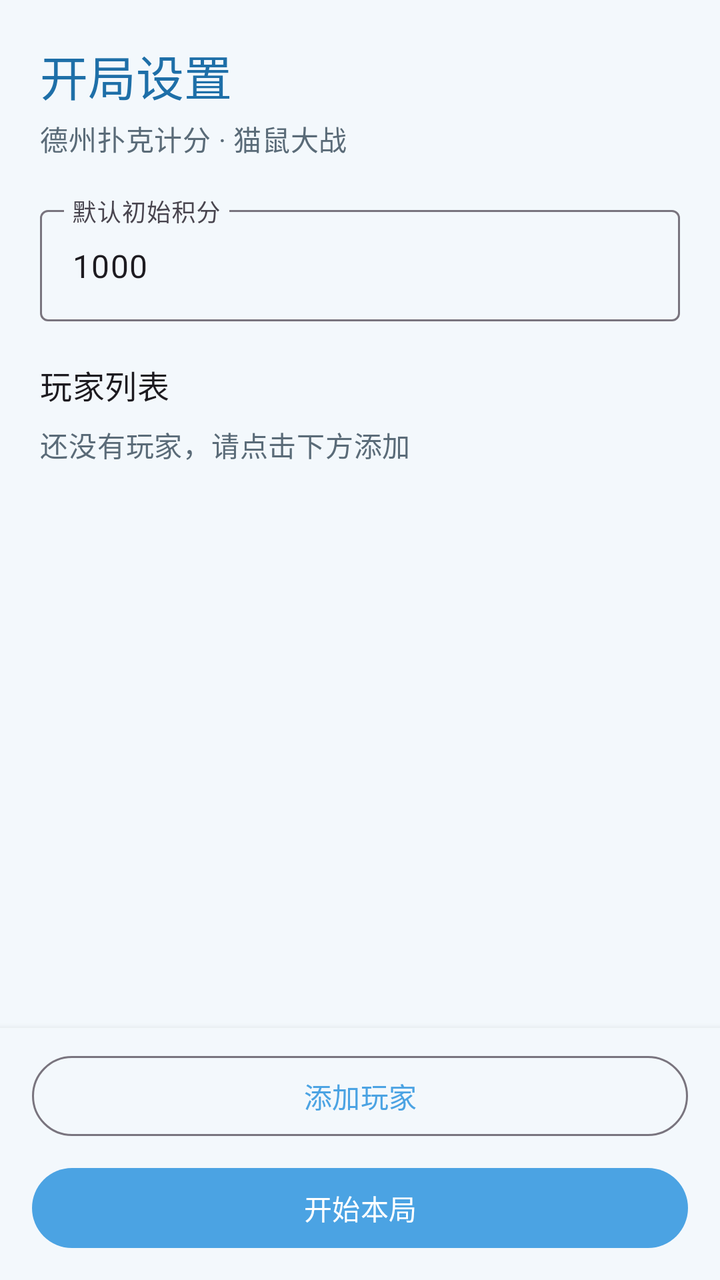
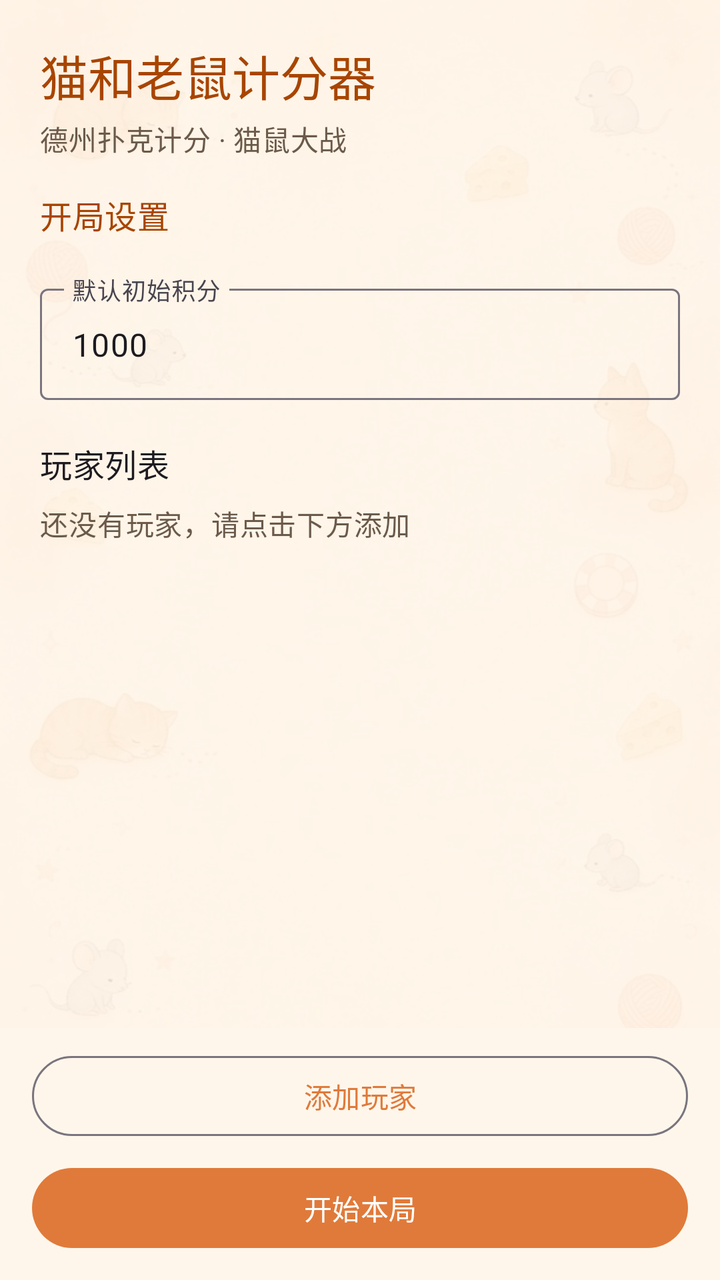

Compare the two renders of this Android layout. The source of the first and the diff that turns it into the second are given below.
<!-- AndroidManifest.xml: application theme Theme.ChipTrack -->
<!-- res/layout/fragment_setup.xml -->
<?xml version="1.0" encoding="utf-8"?>
<androidx.constraintlayout.widget.ConstraintLayout xmlns:android="http://schemas.android.com/apk/res/android"
    xmlns:app="http://schemas.android.com/apk/res-auto"
    android:layout_width="match_parent"
    android:layout_height="match_parent"
    android:background="@color/surface">

    <androidx.core.widget.NestedScrollView
        android:id="@+id/setupScroll"
        android:layout_width="0dp"
        android:layout_height="0dp"
        android:clipToPadding="false"
        android:fillViewport="true"
        android:paddingBottom="8dp"
        app:layout_constraintBottom_toTopOf="@id/bottomActions"
        app:layout_constraintEnd_toEndOf="parent"
        app:layout_constraintStart_toStartOf="parent"
        app:layout_constraintTop_toTopOf="parent">

        <LinearLayout
            android:layout_width="match_parent"
            android:layout_height="wrap_content"
            android:orientation="vertical"
            android:paddingHorizontal="20dp"
            android:paddingTop="20dp"
            android:paddingBottom="12dp">

            <TextView
                android:layout_width="match_parent"
                android:layout_height="wrap_content"
                android:text="@string/setup_title"
                android:textAppearance="?attr/textAppearanceHeadlineSmall"
                android:textColor="@color/sky_blue_deep" />

            <TextView
                android:layout_width="match_parent"
                android:layout_height="wrap_content"
                android:layout_marginTop="4dp"
                android:text="@string/app_subtitle"
                android:textAppearance="?attr/textAppearanceBodyMedium"
                android:textColor="@color/text_secondary" />

            <com.google.android.material.textfield.TextInputLayout
                android:id="@+id/buyInLayout"
                style="@style/Widget.Material3.TextInputLayout.OutlinedBox"
                android:layout_width="match_parent"
                android:layout_height="wrap_content"
                android:layout_marginTop="20dp"
                android:hint="@string/label_default_buy_in">

                <com.google.android.material.textfield.TextInputEditText
                    android:id="@+id/buyInInput"
                    android:layout_width="match_parent"
                    android:layout_height="wrap_content"
                    android:inputType="number"
                    android:text="1000" />
            </com.google.android.material.textfield.TextInputLayout>

            <TextView
                android:layout_width="match_parent"
                android:layout_height="wrap_content"
                android:layout_marginTop="20dp"
                android:text="@string/label_player_names"
                android:textAppearance="?attr/textAppearanceTitleMedium" />

            <TextView
                android:id="@+id/emptyHint"
                android:layout_width="match_parent"
                android:layout_height="wrap_content"
                android:layout_marginTop="8dp"
                android:text="@string/setup_empty_hint"
                android:textAppearance="?attr/textAppearanceBodyMedium"
                android:textColor="@color/text_secondary" />

            <LinearLayout
                android:id="@+id/playerNamesContainer"
                android:layout_width="match_parent"
                android:layout_height="wrap_content"
                android:orientation="vertical" />
        </LinearLayout>
    </androidx.core.widget.NestedScrollView>

    <LinearLayout
        android:id="@+id/bottomActions"
        android:layout_width="0dp"
        android:layout_height="wrap_content"
        android:background="@color/surface"
        android:elevation="6dp"
        android:orientation="vertical"
        android:paddingHorizontal="16dp"
        android:paddingTop="10dp"
        android:paddingBottom="12dp"
        app:layout_constraintBottom_toBottomOf="parent"
        app:layout_constraintEnd_toEndOf="parent"
        app:layout_constraintStart_toStartOf="parent">

        <com.google.android.material.button.MaterialButton
            android:id="@+id/addPlayerButton"
            style="@style/Widget.Material3.Button.OutlinedButton"
            android:layout_width="match_parent"
            android:layout_height="wrap_content"
            android:text="@string/action_add_setup_player" />

        <com.google.android.material.button.MaterialButton
            android:id="@+id/startButton"
            android:layout_width="match_parent"
            android:layout_height="wrap_content"
            android:layout_marginTop="8dp"
            android:text="@string/action_start" />
    </LinearLayout>

</androidx.constraintlayout.widget.ConstraintLayout>
<!-- resources referenced by this layout -->
<resources>
  <color name="sky_blue_deep">#FF1E6FA8</color>
  <color name="surface">#FFF3F8FC</color>
  <color name="text_secondary">#FF5A6B78</color>
  <string name="action_add_setup_player">添加玩家</string>
  <string name="action_start">开始本局</string>
  <string name="app_subtitle">德州扑克计分 · 猫鼠大战</string>
  <string name="label_default_buy_in">默认初始积分</string>
  <string name="label_player_names">玩家列表</string>
  <string name="setup_empty_hint">还没有玩家，请点击下方添加</string>
  <string name="setup_title">开局设置</string>
  <style name="Theme.ChipTrack" parent="Theme.Material3.Light.NoActionBar">
          <item name="colorPrimary">@color/sky_blue</item>
          <item name="colorOnPrimary">@color/white</item>
          <item name="colorSecondary">@color/chip_gold</item>
          <item name="android:statusBarColor">@color/sky_blue_deep</item>
          <item name="android:navigationBarColor">@color/surface</item>
          <item name="android:windowBackground">@color/surface</item>
      </style>
  <color name="sky_blue">#FF4BA3E3</color>
  <color name="white">#FFFFFFFF</color>
  <color name="chip_gold">#FFE0B14A</color>
</resources>

<!-- the commit's change to res/layout/fragment_setup.xml (unified diff, before → after) -->
@@ -3,7 +3,7 @@
     xmlns:app="http://schemas.android.com/apk/res-auto"
     android:layout_width="match_parent"
     android:layout_height="match_parent"
-    android:background="@color/surface">
+    android:background="@drawable/bg_app">
 
     <androidx.core.widget.NestedScrollView
         android:id="@+id/setupScroll"
@@ -28,7 +28,7 @@
             <TextView
                 android:layout_width="match_parent"
                 android:layout_height="wrap_content"
-                android:text="@string/setup_title"
+                android:text="@string/app_name"
                 android:textAppearance="?attr/textAppearanceHeadlineSmall"
                 android:textColor="@color/sky_blue_deep" />
 
@@ -39,6 +39,14 @@
                 android:text="@string/app_subtitle"
                 android:textAppearance="?attr/textAppearanceBodyMedium"
                 android:textColor="@color/text_secondary" />
+
+            <TextView
+                android:layout_width="match_parent"
+                android:layout_height="wrap_content"
+                android:layout_marginTop="16dp"
+                android:text="@string/setup_title"
+                android:textAppearance="?attr/textAppearanceTitleMedium"
+                android:textColor="@color/sky_blue_deep" />
 
             <com.google.android.material.textfield.TextInputLayout
                 android:id="@+id/buyInLayout"
@@ -85,7 +93,6 @@
         android:layout_width="0dp"
         android:layout_height="wrap_content"
         android:background="@color/surface"
-        android:elevation="6dp"
         android:orientation="vertical"
         android:paddingHorizontal="16dp"
         android:paddingTop="10dp"
<!-- resource entries referenced after the edit -->
@@ -1,10 +1,26 @@
 <!-- resources referenced by this layout -->
 <resources>
-  <color name="sky_blue_deep">#FF1E6FA8</color>
-  <color name="surface">#FFF3F8FC</color>
-  <color name="text_secondary">#FF5A6B78</color>
+  <color name="sky_blue_deep">#FFA84500</color>
+  <color name="surface">#FFFFF6EB</color>
+  <color name="text_secondary">#FF6B5A4A</color>
+  <!-- drawable bg_app (drawable) -->
+  <?xml version="1.0" encoding="utf-8"?>
+  <layer-list xmlns:android="http://schemas.android.com/apk/res/android">
+      <item>
+          <bitmap
+              android:gravity="fill"
+              android:src="@drawable/bg_cat_mouse_scene" />
+      </item>
+      
+      <item>
+          <shape android:shape="rectangle">
+              <solid android:color="#D9FFF6EB" />
+          </shape>
+      </item>
+  </layer-list>
   <string name="action_add_setup_player">添加玩家</string>
   <string name="action_start">开始本局</string>
+  <string name="app_name">猫和老鼠计分器</string>
   <string name="app_subtitle">德州扑克计分 · 猫鼠大战</string>
   <string name="label_default_buy_in">默认初始积分</string>
   <string name="label_player_names">玩家列表</string>
@@ -16,9 +32,10 @@
           <item name="colorSecondary">@color/chip_gold</item>
           <item name="android:statusBarColor">@color/sky_blue_deep</item>
           <item name="android:navigationBarColor">@color/surface</item>
-          <item name="android:windowBackground">@color/surface</item>
+          <item name="android:windowBackground">@drawable/bg_app</item>
       </style>
-  <color name="sky_blue">#FF4BA3E3</color>
+  <!-- drawable bg_cat_mouse_scene: png bitmap (drawable, 64490 bytes) -->
+  <color name="sky_blue">#FFE07A3A</color>
   <color name="white">#FFFFFFFF</color>
   <color name="chip_gold">#FFE0B14A</color>
 </resources>
